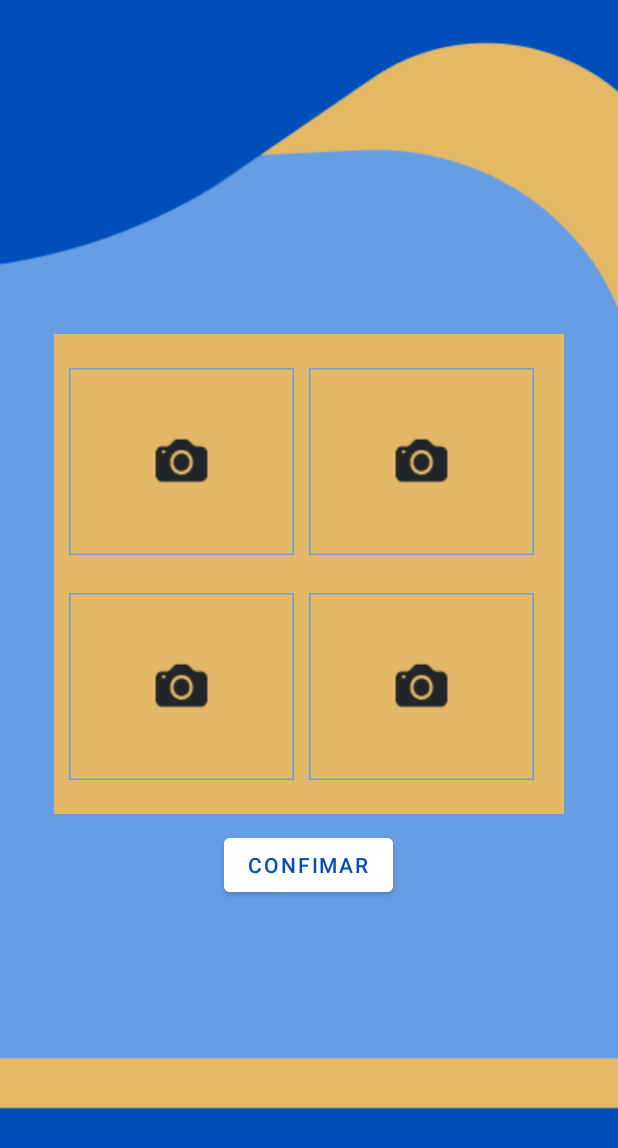
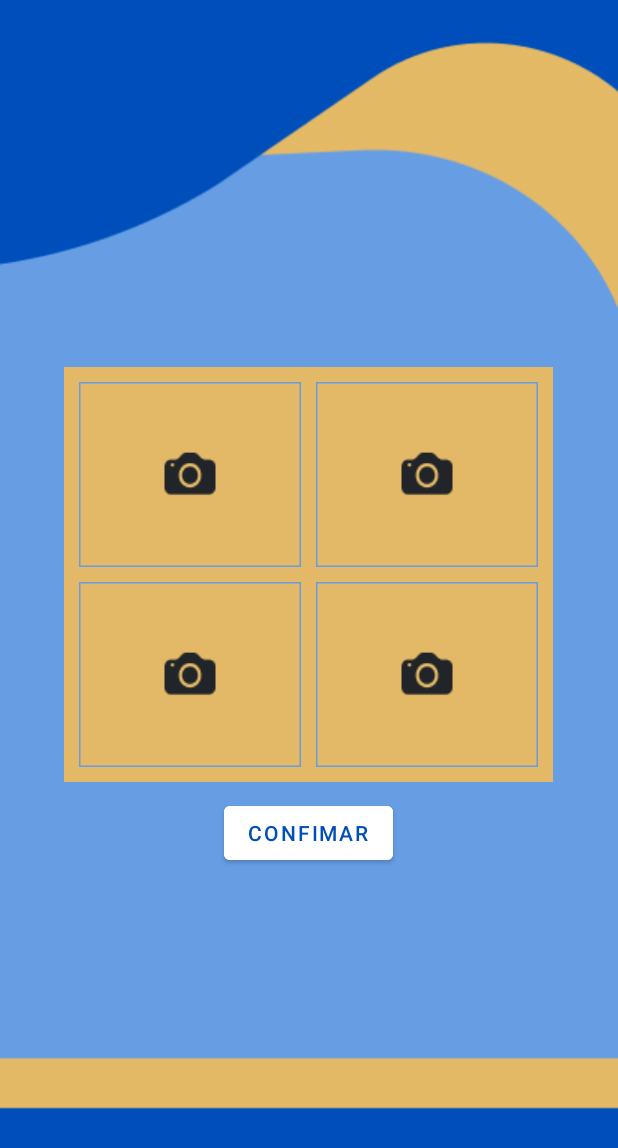
Before and after one commit to galacerda/fiscal-android, an Android app: the RegisterIrregularityActivity screen opened directly, with no data from a screen before it, on a phone screen of 412 x 824 dp. Shown: the top 1148 px of the screen. Run offline under Robolectric (Android 15) with nearby library versions, the phone set to English and light mode, and no system bars; our stand-ins replace Firebase (no records; nobody signed in at launch, a user with empty details on screens opened directly); 1 statement that could not run was skipped.

Commit message:
add new features

```diff
--- a/app/src/main/java/com/example/fiscal_app/ConsultVehicleActivity.kt
+++ b/app/src/main/java/com/example/fiscal_app/ConsultVehicleActivity.kt
@@ -48,6 +48,7 @@ class ConsultVehicleActivity : AppCompatActivity() {
                 if (plateHelperText == null) {
                     binding.progressBar.visibility = View.VISIBLE
                     if (type == "register") {
+                        binding.progressBar.visibility = View.GONE
                         val intent = Intent(this, RegisterIrregularityActivity::class.java)
                         intent.putExtra("plate", binding.plateEditText.text.toString())
                         startActivity(intent)
@@ -64,13 +65,11 @@ class ConsultVehicleActivity : AppCompatActivity() {
                                         }.show()
                                     }
                                 } else {
-                                    println(task.result)
                                     val result =
                                         gson.fromJson(
                                             task.result,
                                             FunctionsGenericResponse::class.java
                                         )
-                                    println(result.payload.toString())
                                     val payload = gson.fromJson(
                                         result.payload.toString(),
                                         GenericConsultResponse::class.java
@@ -86,6 +85,7 @@ class ConsultVehicleActivity : AppCompatActivity() {
                     }
                 }
             } else {
+                binding.progressBar.visibility = View.GONE
                 AlertDialog.Builder(this).setTitle("Problemas na conexão")
                     .setMessage("Sem conexão com a internet")
                     .setPositiveButton("Tentar novamente") { _, _ ->
--- a/app/src/main/java/com/example/fiscal_app/MainActivity.kt
+++ b/app/src/main/java/com/example/fiscal_app/MainActivity.kt
@@ -55,7 +55,7 @@ class MainActivity : AppCompatActivity() {
             binding.createIrregularityButton.visibility = View.VISIBLE
         }else{
             val deviceId = getDeviceId()
-            println(deviceId)
+            println("este é o seu deviceId: " + deviceId)
             if(deviceId != null){
             getAuthUser(deviceId).addOnCompleteListener((OnCompleteListener { task ->
                 if(!task.isSuccessful){
--- a/app/src/main/res/layout/activity_register_irregularity.xml
+++ b/app/src/main/res/layout/activity_register_irregularity.xml
@@ -21,19 +21,19 @@
             android:layout_width="wrap_content"
             android:layout_height="wrap_content"
             android:layout_gravity="center"
+            android:layout_marginBottom="10dp"
             android:orientation="horizontal">
             <com.google.android.material.imageview.ShapeableImageView
                 android:id="@+id/imageOne"
-                android:layout_width="150dp"
-                android:layout_height="150dp"
+                android:layout_width="148dp"
+                android:layout_height="123dp"
                 android:layout_marginRight="10dp"
                 app:srcCompat="@drawable/img_new"
                 />
             <com.google.android.material.imageview.ShapeableImageView
                 android:id="@+id/imageTwo"
-                android:layout_width="150dp"
-                android:layout_height="150dp"
-                android:layout_marginRight="10dp"
+                android:layout_width="148dp"
+                android:layout_height="123dp"
                 app:srcCompat="@drawable/img_new"
                 />
         </LinearLayout>
@@ -45,16 +45,15 @@
             android:orientation="horizontal">
             <com.google.android.material.imageview.ShapeableImageView
                 android:id="@+id/imageThree"
-                android:layout_width="150dp"
-                android:layout_height="150dp"
+                android:layout_width="148dp"
+                android:layout_height="123dp"
                 android:layout_marginRight="10dp"
                 app:srcCompat="@drawable/img_new"
                 />
             <com.google.android.material.imageview.ShapeableImageView
                 android:id="@+id/imageFour"
-                android:layout_width="150dp"
-                android:layout_height="150dp"
-                android:layout_marginRight="10dp"
+                android:layout_width="148dp"
+                android:layout_height="123dp"
                 app:srcCompat="@drawable/img_new"
                 />
         </LinearLayout>
@@ -87,7 +86,7 @@
             android:backgroundTint="@color/yellow"
             android:textColor="@color/dark_blue"
             android:layout_width="match_parent"
-            android:layout_height="90dp"/>
+            android:layout_height="120dp"/>
         <com.google.android.material.button.MaterialButton
             android:id="@+id/sendButtonOptionTwo"
             android:text="Veiculo com tempo vencido"
@@ -97,7 +96,7 @@
             android:backgroundTint="@color/yellow"
             android:textColor="@color/dark_blue"
             android:layout_width="match_parent"
-            android:layout_height="90dp"/>
+            android:layout_height="120dp"/>
     </LinearLayout>
 
     <com.google.android.material.card.MaterialCardView
```
